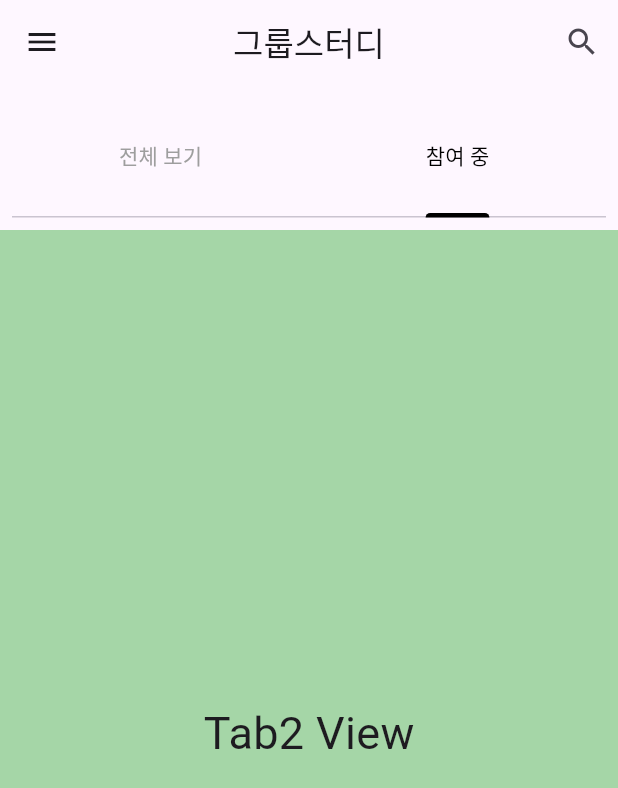
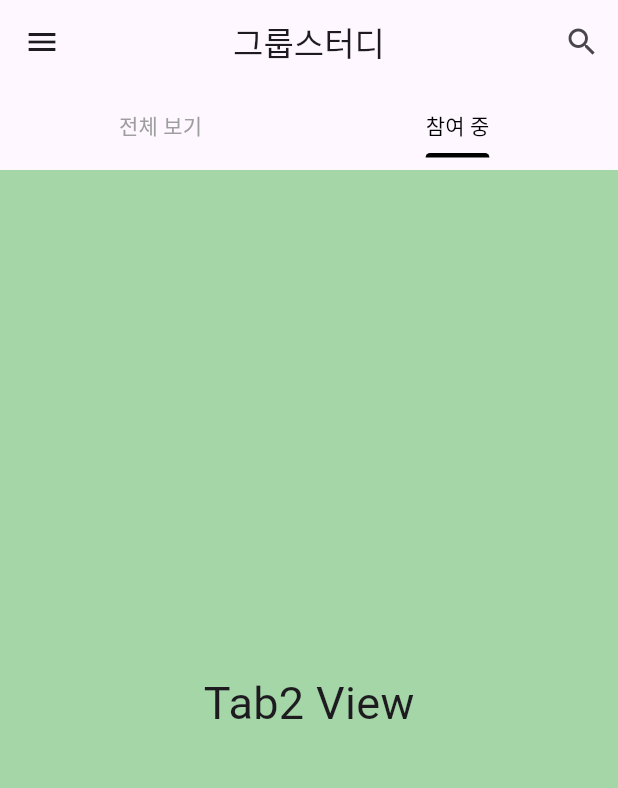
Before and after one commit to rainofmay/distance, a Flutter app: the GroupStudy screen opened directly, tab 2 chosen, on a phone screen of 412 x 824 dp. Shown: the top 788 px of the screen. Run offline on Flutter 3.47's test engine with Material 3 defaults, Android fonts, the phone set to English and light mode, and no system bars; our stand-ins replace audioplayers, cloud_firestore, firebase_auth, firebase_core, google_mobile_ads, google_sign_in and 4 more; accounts and stored records are empty; network calls fail; Roboto replaces fonts that are missing (GmarketSansTTFMedium).

Commit message:
[UPDATE] 일부 UI 수정

```diff
--- a/lib/pages/groupstudy.dart
+++ b/lib/pages/groupstudy.dart
@@ -220,13 +220,13 @@ class _GroupStudyState extends State<GroupStudy>
             child: TabBar(
               tabs: [
                 Tab(
-                  height: 80,
+                  height: 40,
                   child: Text(
                     '전체 보기',
                   ),
                 ),
                 Tab(
-                  height: 80,
+                  height: 40,
                   child: Text(
                     '참여 중',
                   ),
@@ -240,7 +240,9 @@ class _GroupStudyState extends State<GroupStudy>
               splashBorderRadius: BorderRadius.circular(0),
               indicatorColor: Colors.black,
               indicatorWeight: 1,
+              indicatorSize: TabBarIndicatorSize.label,
               controller: _tabController,
+              dividerColor: Colors.transparent,
             ),
           ),
           Expanded(
```
